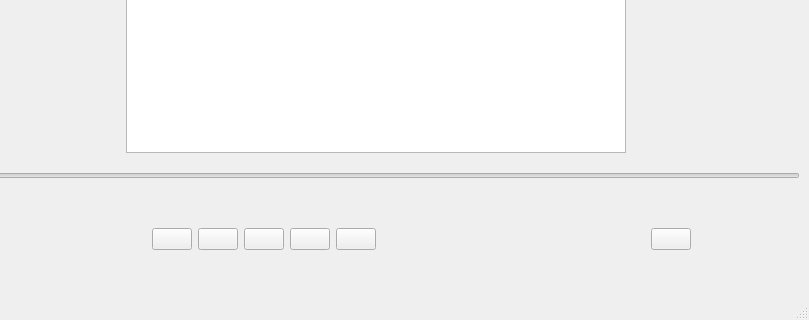
This is mainwindow.ui in healy-hub/Qt-Project---MusicPlayer as Qt 5 draws it before an edit; both pictures show x 251 to 1060 and y 440 to 760 of the 1060 by 760 pixel window. The edited form follows.
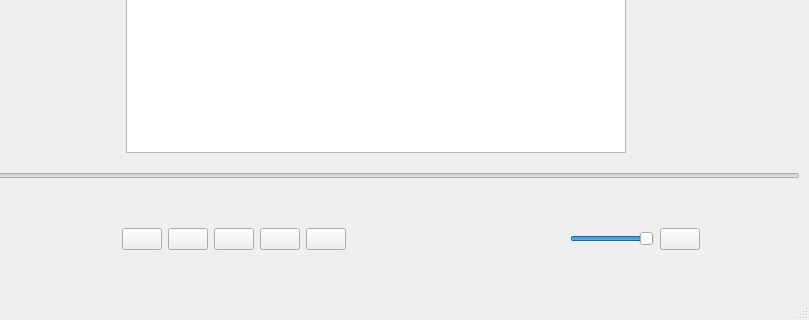
This is the edited form. Custom widgets are drawn as their Qt base class.

Diff of the .ui file:
```diff
--- a/mainwindow.ui
+++ b/mainwindow.ui
@@ -279,13 +279,13 @@
           <widget class="QWidget" name="toolWidget" native="true">
            <property name="minimumSize">
             <size>
-             <width>200</width>
+             <width>260</width>
              <height>0</height>
             </size>
            </property>
            <property name="maximumSize">
             <size>
-             <width>200</width>
+             <width>260</width>
              <height>16777215</height>
             </size>
            </property>
@@ -297,12 +297,37 @@
               </property>
               <property name="sizeHint" stdset="0">
                <size>
-                <width>63</width>
+                <width>40</width>
                 <height>20</height>
                </size>
               </property>
              </spacer>
             </item>
+            <item>
+             <widget class="QSlider" name="volumeSlider">
+              <property name="minimumSize">
+               <size>
+                <width>80</width>
+                <height>0</height>
+               </size>
+              </property>
+              <property name="maximumSize">
+               <size>
+                <width>120</width>
+                <height>16777215</height>
+               </size>
+              </property>
+              <property name="maximum">
+               <number>100</number>
+              </property>
+              <property name="value">
+               <number>100</number>
+              </property>
+              <property name="orientation">
+               <enum>Qt::Orientation::Horizontal</enum>
+              </property>
+             </widget>
+            </item>
             <item>
              <widget class="QPushButton" name="moreButton">
               <property name="text">
```
